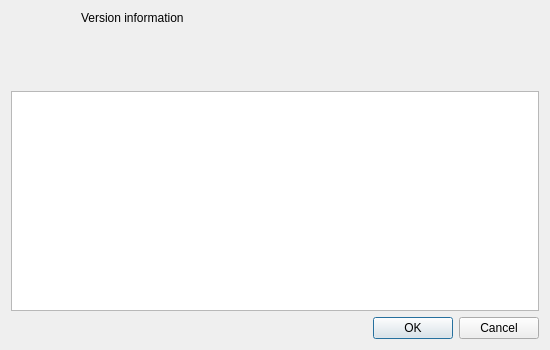
Old version of the form src/update/updatedialog.ui in the repository tomneda/DABstar.
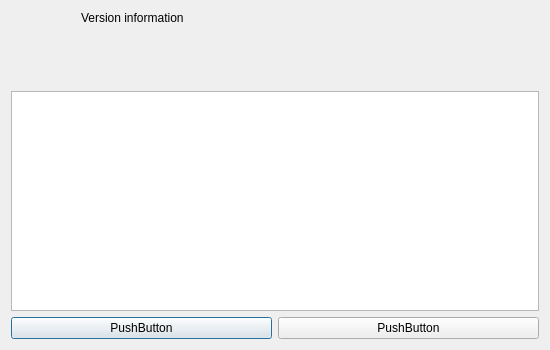
New version of the form. Icons and pictures are not drawn.

Commit message:
Enhance UpdateDialog with defer and release options
Add buttons for deferring updates and opening release page. Improve update interval handling and refine layout.

Diff of the .ui file:
```diff
--- a/src/update/updatedialog.ui
+++ b/src/update/updatedialog.ui
@@ -64,14 +64,22 @@
     <widget class="QTextBrowser" name="releaseNotes"/>
    </item>
    <item>
-    <widget class="QDialogButtonBox" name="buttonBox">
-     <property name="orientation">
-      <enum>Qt::Orientation::Horizontal</enum>
-     </property>
-     <property name="standardButtons">
-      <set>QDialogButtonBox::StandardButton::Cancel|QDialogButtonBox::StandardButton::Ok</set>
-     </property>
-    </widget>
+    <layout class="QHBoxLayout" name="horizontalLayout_2">
+     <item>
+      <widget class="QPushButton" name="btnOpenReleaseSite">
+       <property name="text">
+        <string>PushButton</string>
+       </property>
+      </widget>
+     </item>
+     <item>
+      <widget class="QPushButton" name="btnDeferToNextUpdate">
+       <property name="text">
+        <string>PushButton</string>
+       </property>
+      </widget>
+     </item>
+    </layout>
    </item>
   </layout>
  </widget>
```
Left out of the diff: 35 changed lines with no effect on the pictures. The commit also changes 5 other files.
